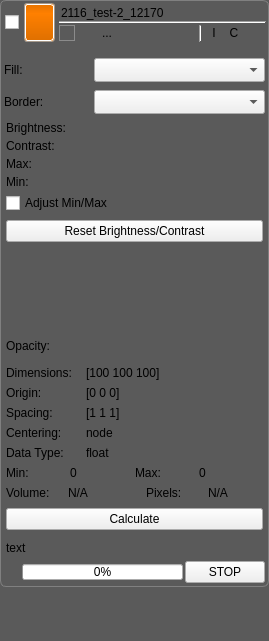
Above: src/Interface/Application/LayerWidget.ui from jessdtate/Seg3D before the change. Below: the same form after it.
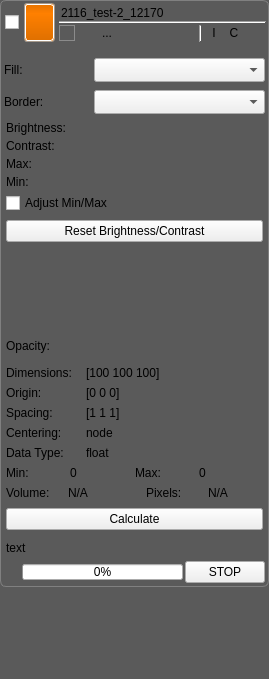
That is the form after the change. Icons and pictures are not drawn. Custom widgets are drawn as their Qt base class.

Commit message: fix some alignment issue in the widgets and add an option to disable arrow keys for active layer navigation

Patch:
```diff
--- a/src/Interface/Application/LayerWidget.ui
+++ b/src/Interface/Application/LayerWidget.ui
@@ -7,7 +7,7 @@
     <x>0</x>
     <y>0</y>
     <width>269</width>
-    <height>641</height>
+    <height>679</height>
    </rect>
   </property>
   <property name="mouseTracking">
```
The commit also changes 5 other files.
